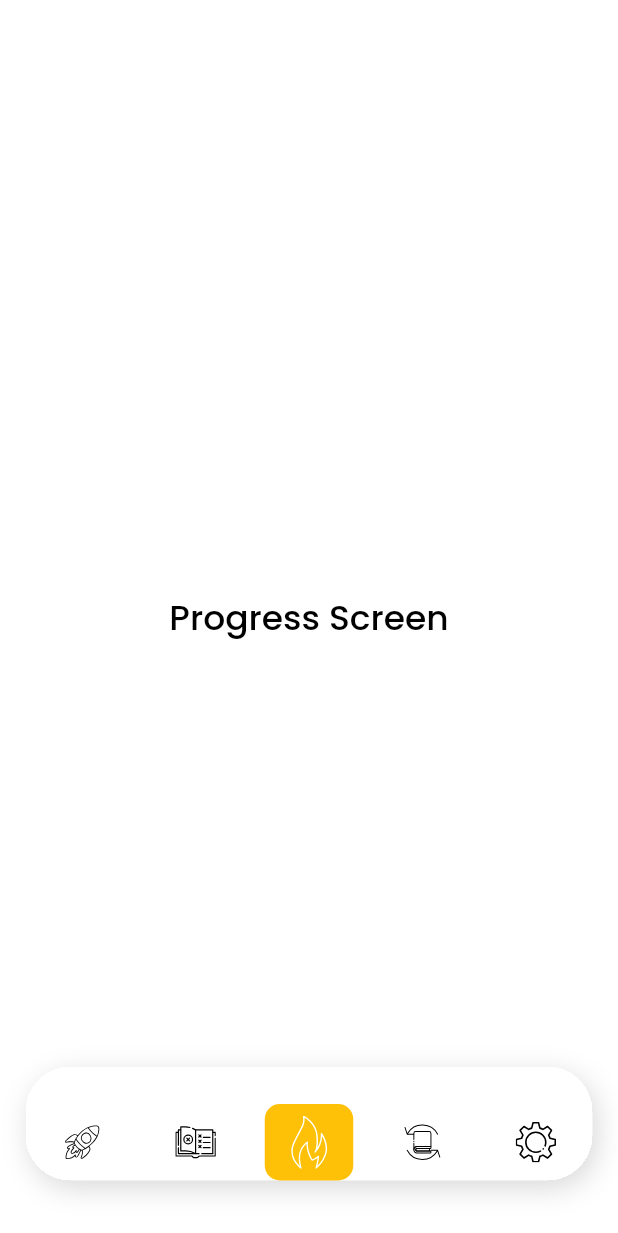
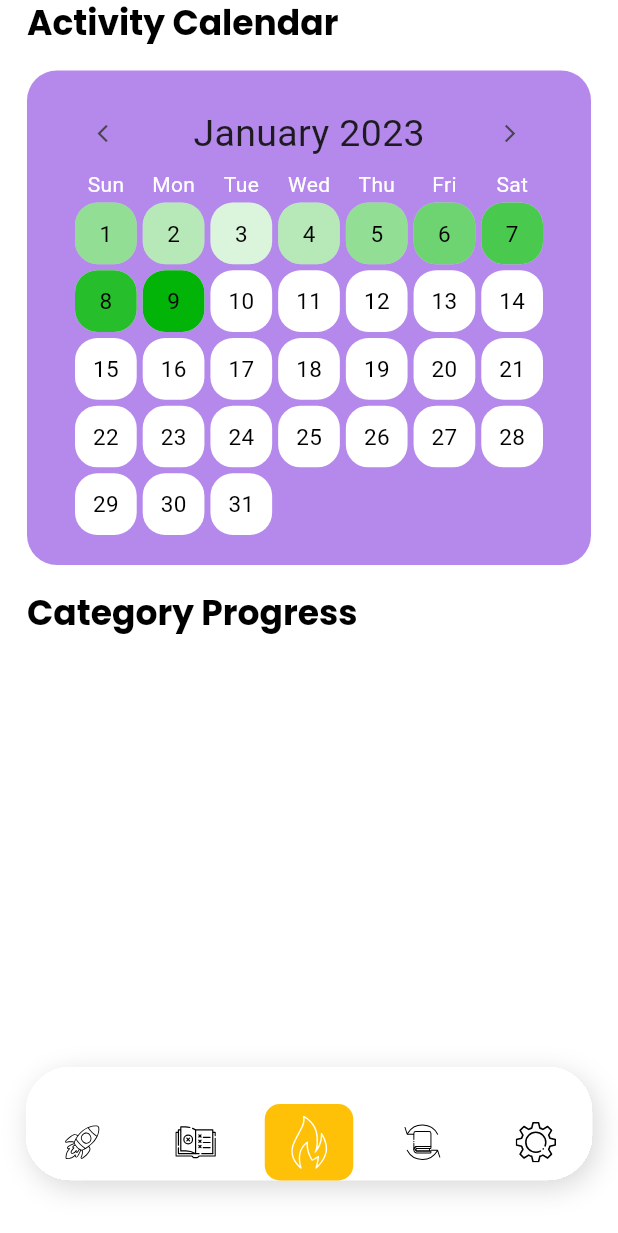
Before and after one commit to DanhTran0312/lit_code, a Flutter app: the ProgressScreen screen opened by its route, on a phone screen of 412 x 824 dp. Shown: the top 1233 px of the screen. Run offline on Flutter 3.47's test engine with Material 2 defaults, Android fonts, the phone set to English and light mode, and no system bars; our stand-ins replace animated_toggle_switch, bloc, cached_network_image, connectivity_plus, email_validator, firebase_auth and 17 more; accounts and stored records are empty.

Commit message:
added acitivty calendar to progress page

```diff
--- a/lib/constants/constant.dart
+++ b/lib/constants/constant.dart
@@ -13,12 +13,13 @@ const Color darkCircularProgressBarColor = Color(0xfffa9151);
 const Color difficultyChipColorEasy = Colors.green;
 const Color difficultyChipColorMedium = Colors.orange;
 const Color difficultyChipColorHard = Colors.red;
-const Color darkQuestionCardColor = Color(0xff1B1B1B);
+const Color darkQuestionCardColor = Color(0xff181818);
 const Color darkExpandedQuestionCardColor = darkSecondaryColor;
 const Color lightExpandedQuestionCardColor = lightPrimaryColor;
 const Color lightQuestionCardColor = Color(0xffffdecf);
 const Color lightProgressCardColor = Color(0xffa16ce6);
 const Color lightChipColor = Color(0xffba9df2);
+const Color darkCalendarBackgroundColor = Color(0xff202020);
 
 // Border
 const double inputBorderWidth = 2;
--- a/lib/presentation/screens/progress_screen.dart
+++ b/lib/presentation/screens/progress_screen.dart
@@ -1,15 +1,114 @@
 import 'package:flutter/material.dart';
+import 'package:flutter_bloc/flutter_bloc.dart';
+import 'package:flutter_heatmap_calendar/flutter_heatmap_calendar.dart';
+import 'package:lit_code/business_logic/cubits/cubit/question_completed_cubit.dart';
+import 'package:lit_code/constants/constants.dart';
+import 'package:lit_code/presentation/widgets/widgets.dart';
+import 'package:lit_code/theme/theme_utils.dart';
 
 class ProgressScreen extends StatelessWidget {
   const ProgressScreen({super.key});
 
   @override
   Widget build(BuildContext context) {
+    final size = MediaQuery.of(context).size;
+    final theme = Theme.of(context);
     return Scaffold(
-      body: Center(
-        child: Text(
-          'Progress Screen',
-          style: Theme.of(context).textTheme.headline4,
+      body: Padding(
+        padding: const EdgeInsets.symmetric(
+          horizontal: defaultPageHorizontalPadding,
+        ),
+        child: ListView(
+          shrinkWrap: true,
+          children: [
+            const SectionHeading(title: 'Activity Calendar'),
+            const SizedBox(height: sizeBoxHeightMedium),
+            Container(
+              decoration: BoxDecoration(
+                color: ThemeUtils.getThemeColor(
+                  theme,
+                  lightProgressCardColor.withOpacity(0.8),
+                  darkCalendarBackgroundColor,
+                ),
+                borderRadius: BorderRadius.circular(20),
+              ),
+              padding: const EdgeInsets.symmetric(horizontal: 30, vertical: 18),
+              child:
+                  BlocBuilder<QuestionCompletedCubit, QuestionCompletedState>(
+                builder: (context, state) {
+                  if (state is Initial) {
+                    BlocProvider.of<QuestionCompletedCubit>(context)
+                        .getCompletedQuestions();
+                    return const Center(child: CircularProgressIndicator());
+                  } else if (state is Loaded) {
+                    final questions = state.completedQuestions.values.toList();
+
+                    final datasets = <DateTime, int>{
+                      DateTime(2023): 3,
+                      DateTime(2023, 1, 2): 2,
+                      DateTime(2023, 1, 3): 1,
+                      DateTime(2023, 1, 4): 2,
+                      DateTime(2023, 1, 5): 3,
+                      DateTime(2023, 1, 6): 4,
+                      DateTime(2023, 1, 7): 5,
+                      DateTime(2023, 1, 8): 6,
+                      DateTime(2023, 1, 9): 7,
+                    };
+                    for (var i = 0; i < questions.length; i++) {
+                      final date = DateUtils.dateOnly(
+                        DateTime.fromMillisecondsSinceEpoch(
+                          questions[i].completedAt!,
+                        ),
+                      );
+                      datasets[date] = 1 + (datasets[date] ?? 0);
+                    }
+                    return HeatMapCalendar(
+                      monthTextStyle: theme.textTheme.headline4!.copyWith(
+                        color: ThemeUtils.getThemeColor(
+                          theme,
+                          Colors.black,
+                          Colors.white,
+                        ),
+                        fontSize: 27,
+                      ),
+                      weekTextStyle: theme.textTheme.headline6!.copyWith(
+                        color: Colors.amber,
+                        fontSize: 12,
+                      ),
+                      weekFontSize: 14,
+                      monthFontSize: 25,
+                      showColorTip: false,
+                      textColor: Colors.black,
+                      fontSize: 15,
+                      weekTextColor: Colors.white,
+                      borderRadius: 15,
+                      defaultColor: Colors.white,
+                      flexible: true,
+                      datasets: datasets,
+                      colorsets: const {
+                        1: Color.fromARGB(20, 2, 179, 8),
+                        2: Color.fromARGB(40, 2, 179, 8),
+                        3: Color.fromARGB(60, 2, 179, 8),
+                        4: Color.fromARGB(80, 2, 179, 8),
+                        5: Color.fromARGB(100, 2, 179, 8),
+                        6: Color.fromARGB(120, 2, 179, 8),
+                        7: Color.fromARGB(150, 2, 179, 8),
+                        8: Color.fromARGB(180, 2, 179, 8),
+                        9: Color.fromARGB(220, 2, 179, 8),
+                        10: Color.fromARGB(255, 2, 179, 8),
+                      },
+                    );
+                  } else {
+                    return const Center(
+                      child: CircularProgressIndicator(),
+                    );
+                  }
+                },
+              ),
+            ),
+            const SizedBox(height: sizeBoxHeightMedium),
+            const SectionHeading(title: 'Category Progress'),
+          ],
         ),
       ),
     );
--- a/lib/presentation/widgets/custom_app_bar.dart
+++ b/lib/presentation/widgets/custom_app_bar.dart
@@ -8,11 +8,11 @@ import 'package:shimmer/shimmer.dart';
 class CustomAppBar extends StatelessWidget {
   const CustomAppBar({
     super.key,
-    required this.url,
+    this.url,
     required this.theme,
   });
 
-  final String url;
+  final String? url;
   final ThemeData theme;
 
   @override
@@ -24,9 +24,10 @@ class CustomAppBar extends StatelessWidget {
             CircleAvatar(
               radius: 30,
               backgroundColor: Colors.white,
-              child: ClipOval(
+              child: url != null
+                  ? ClipOval(
                       child: CachedNetworkImage(
-                  imageUrl: url,
+                        imageUrl: url!,
                         width: 60,
                         height: 60,
                         fit: BoxFit.cover,
@@ -39,9 +40,11 @@ class CustomAppBar extends StatelessWidget {
                             color: Colors.white,
                           ),
                         ),
-                  errorWidget: (context, url, error) => const Icon(Icons.error),
+                        errorWidget: (context, url, error) =>
+                            const Icon(Icons.error),
                       ),
-              ),
+                    )
+                  : const Icon(Icons.person),
             ),
             const SizedBox(width: 10),
             Column(
--- a/lib/theme/theme.dart
+++ b/lib/theme/theme.dart
@@ -237,7 +237,7 @@ final ThemeData darkAppTheme = ThemeData(
   backgroundColor: Colors.black,
   chipTheme: darkChipTheme,
   cardTheme: darkCardTheme,
-  scaffoldBackgroundColor: Colors.black87,
+  scaffoldBackgroundColor: const Color(0xff121212),
   cardColor: darkQuestionCardColor,
   bottomNavigationBarTheme: darkBottomNavigationBarThemeData,
   useMaterial3: true,
--- a/pubspec.yaml
+++ b/pubspec.yaml
@@ -20,6 +20,9 @@ dependencies:
   flutter:
     sdk: flutter
   flutter_bloc: ^8.1.1
+  flutter_heatmap_calendar:
+    git:
+      url: https://github.com/DanhTran0312/flutter_heatmap_calendar
   flutter_svg: ^1.1.6
   formz: ^0.4.1
   freezed_annotation: ^2.2.0
```
Also changed, not shown: pubspec.lock. Lines whose indentation alone changed are shown as unchanged.
